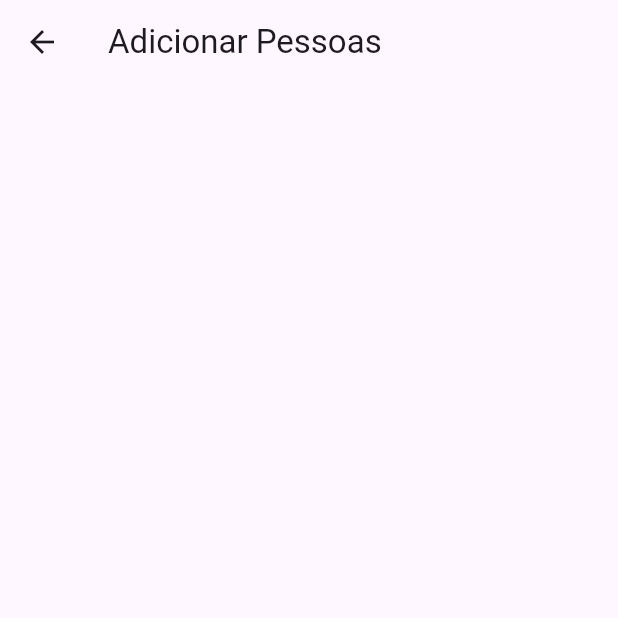
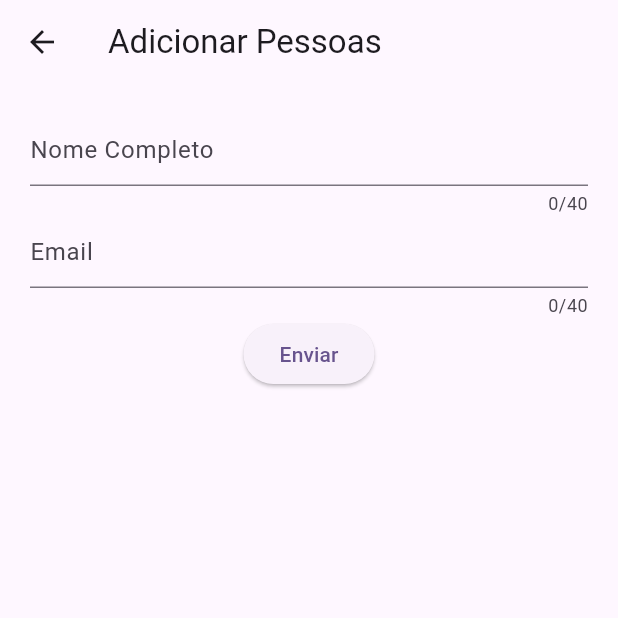
Before and after one commit to LarissaBeatrizCosta/academy, a Flutter app: the TelaAdicionarPessoas screen opened directly, on a phone screen of 412 x 824 dp, the top half of it. Run offline on Flutter 3.47's test engine with Material 3 defaults, Android fonts, the phone set to English and light mode, and no system bars.

Commit message:
tela de adicionar pessoas iniciado os campos

```diff
--- a/flutter/apf6_funcoes/lib/ap1.dart
+++ b/flutter/apf6_funcoes/lib/ap1.dart
@@ -38,7 +38,7 @@ class Pessoa {
   final String github;
   final TipoSanguineo tipoSanguineo;
 
-// todo: implementar equals e hashcode
+// equals e hashcode
 
   @override
   bool operator ==(Object other) {
@@ -62,13 +62,6 @@ class Pessoa {
 
 class EstadoListaDePessoas with ChangeNotifier {
   final _listaDePessoas = <Pessoa>[
-    Pessoa(
-      nome: "João",
-      email: "joao@example.com",
-      telefone: "123456789",
-      github: "joao",
-      tipoSanguineo: TipoSanguineo.aPositivo,
-    ),
     Pessoa(
       nome: "Brenda",
       email: "brenda@example.com",
@@ -106,6 +99,7 @@ class MyApp extends StatelessWidget {
         "/": (context) => TelaInicial(),
         "/listaDePessoas": (context) => TelaListaDePessoas(),
         // "/TelaDeDetalhes": (context) => TelaDetalhes(),
+        "/adicionarPessoas": (context) => TelaAdicionarPessoas(),
       },
     );
   }
@@ -127,9 +121,8 @@ class TelaInicial extends StatelessWidget {
               child: Text("Lista de Pessoas"),
             ),
             ElevatedButton(
-              onPressed: () {
-                print("ADD ROTA");
-              },
+              onPressed: () =>
+                  Navigator.pushNamed(context, "/adicionarPessoas"),
               child: Text("Adicionar Pessoa"),
             )
           ],
@@ -196,12 +189,72 @@ Color escolherCor(TipoSanguineo tipo) {
 // }
 
 class TelaAdicionarPessoas extends StatelessWidget {
+  bool _validate = false;
+  final _formKey = GlobalKey<FormState>();
+  final TextEditingController _nomeController = TextEditingController();
+  final TextEditingController _emailController = TextEditingController();
+  final TextEditingController _telefoneController = TextEditingController();
+  final TextEditingController _githubController = TextEditingController();
+  final TextEditingController _tipoSanguineoController =
+      TextEditingController();
+
   @override
   Widget build(BuildContext context) {
     return Scaffold(
-      appBar: AppBar(
-        title: Text("Adicionar Pessoas"),
-      ),
-    );
+        appBar: AppBar(
+          title: Text("Adicionar Pessoas"),
+        ),
+        body: Padding(
+          padding: EdgeInsets.all(20),
+          child: Form(
+            key: _formKey,
+            child: Column(
+              children: <Widget>[
+                TextFormField(
+                  controller: _nomeController,
+                  decoration: InputDecoration(hintText: "Nome Completo"),
+                  maxLength: 40,
+                  validator: _validarNome,
+                ),
+                TextFormField(
+                  controller: _emailController,
+                  decoration: InputDecoration(hintText: "Email"),
+                  maxLength: 40,
+                  validator: _validarEmail,
+                ),
+                ElevatedButton(
+                  onPressed: () => print("IMPLEMENTAR"),
+                  child: Text('Enviar'),
+                ),
+              ],
+            ),
+          ),
+        ));
   }
 }
+
+String? _validarNome(String? nome) {
+  if (nome == null || nome.isEmpty) {
+    return "Por favor informe seu nome";
+  } else
+    return null;
+}
+
+String? _validarEmail(String? email) {
+  if (email == null || email.isEmpty) {
+    return "Por favor preencha seu email";
+  } else if (!email.contains("@")) {
+    return "Email inválido";
+  } else
+    return null;
+}
+
+// _sendForm(BuildContext context){
+//   if (_formKey.currentState!.validate()){
+//     final novaPessoa = Pessoa(
+//         nome: _nomeController
+//     )
+//   }
+// }
+
+// todo: mudar para fora do MyApp
```
